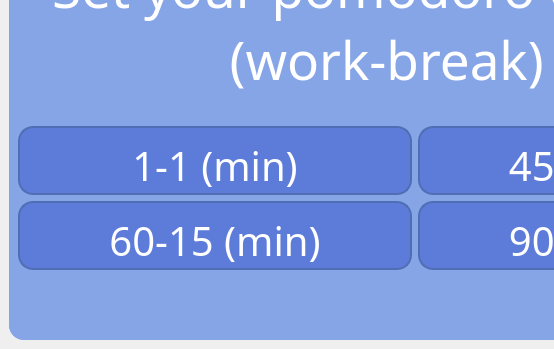
Old version of the form pomodoro.ui in the repository ceren-cc/pomodoro-tracker; both pictures show x 0 to 554 and y 138 to 487 of the 829 by 487 pixel window.
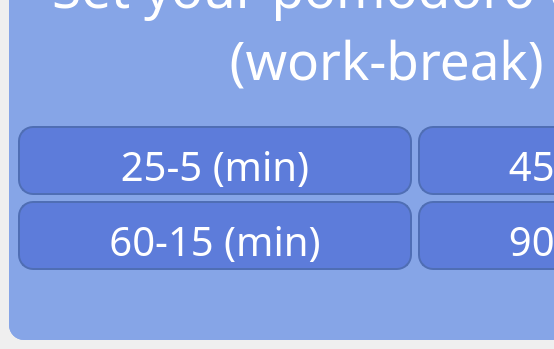
New version of the form. The open tabs and pages were chosen to show the change.

Commit message: Change with work-break choices

```diff
--- a/pomodoro.ui
+++ b/pomodoro.ui
@@ -424,7 +424,7 @@
 padding-top: 10px</string>
           </property>
           <property name="text">
-           <string>1-1 (min)</string>
+           <string>25-5 (min)</string>
           </property>
          </widget>
         </item>
```
